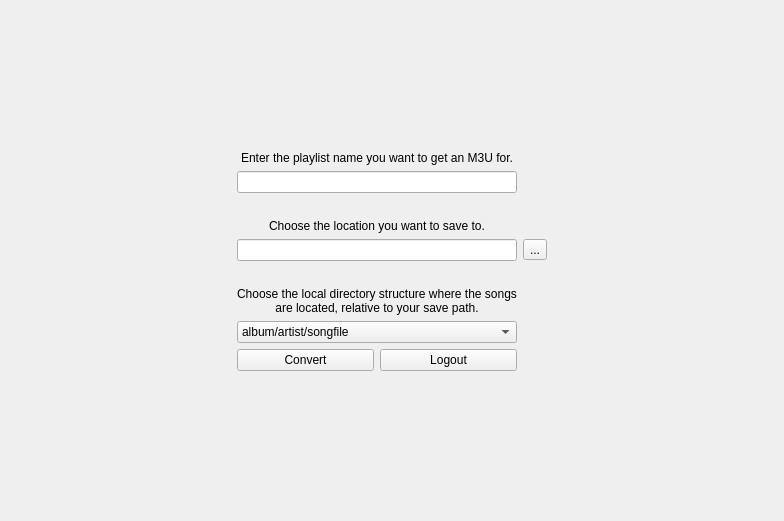
aerostaticx/M3UDownloader, file ui/mainwindow.ui: the form before one commit.
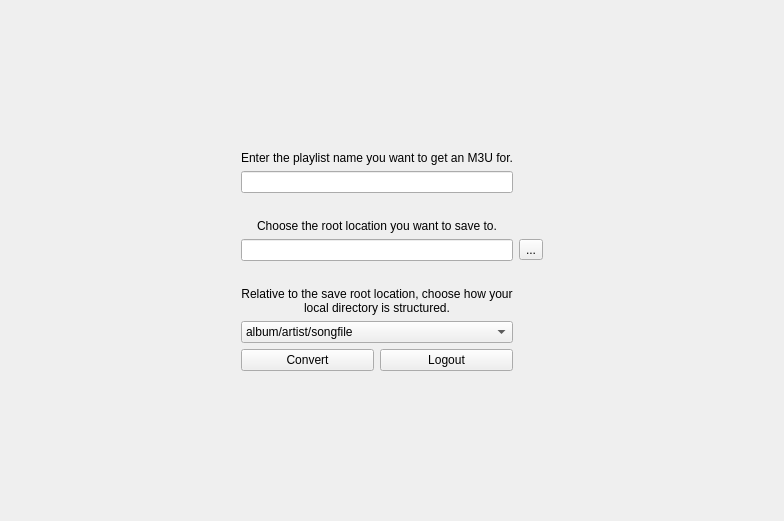
The form after the commit. The open tabs and pages were chosen to show the change.

Commit message: Making conversion window text more clear.

```diff
--- a/ui/mainwindow.ui
+++ b/ui/mainwindow.ui
@@ -183,7 +183,7 @@
         <item row="4" column="1">
          <widget class="QLabel" name="label_2">
           <property name="text">
-           <string>Choose the location you want to save to.</string>
+           <string>Choose the root location you want to save to.</string>
           </property>
           <property name="alignment">
            <set>Qt::AlignCenter</set>
@@ -332,7 +332,7 @@
         <item row="8" column="1">
          <widget class="QLabel" name="label_3">
           <property name="text">
-           <string>Choose the local directory structure where the songs are located, relative to your save path.</string>
+           <string>Relative to the save root location, choose how your local directory is structured.</string>
           </property>
           <property name="alignment">
            <set>Qt::AlignCenter</set>
```
